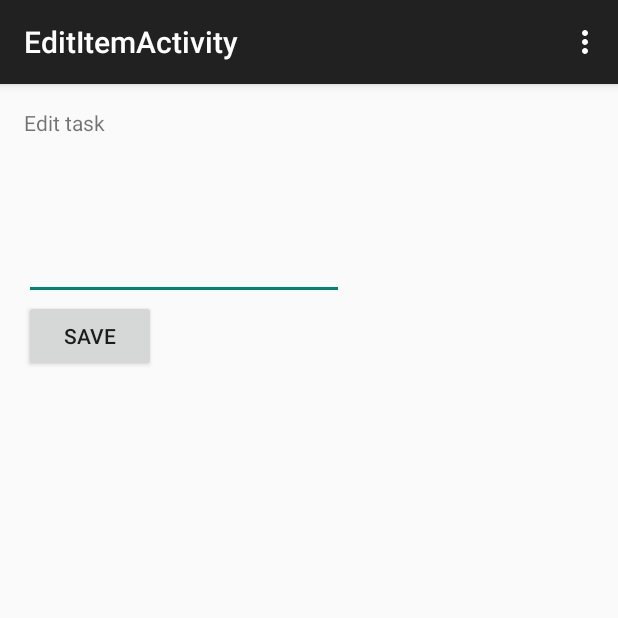
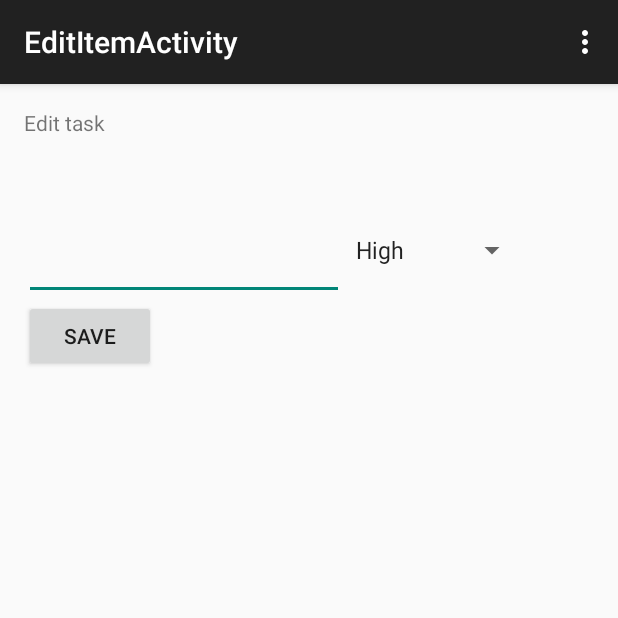
Before and after one commit to Shomari/toDo, an Android app: the EditItemActivity screen opened directly, with no data from a screen before it, on a phone screen of 412 x 824 dp, the top half of it. Run offline under Robolectric (Android 15) with nearby library versions, the phone set to English and light mode, and no system bars; 2 statements that could not run were skipped.

Commit message:
added edit priority functionality

```diff
--- a/app/src/main/java/com/sewing/todo/EditItemActivity.java
+++ b/app/src/main/java/com/sewing/todo/EditItemActivity.java
@@ -4,24 +4,55 @@ import android.content.Intent;
 import android.support.v7.app.ActionBarActivity;
 import android.os.Bundle;
 import android.support.v7.app.AppCompatActivity;
+import android.util.Log;
 import android.view.Menu;
 import android.view.MenuItem;
 import android.view.View;
+import android.widget.ArrayAdapter;
 import android.widget.EditText;
+import android.widget.Spinner;
 
 public class EditItemActivity extends AppCompatActivity {
 
     EditText etEdit;
+    Spinner priority;
 
     @Override
     protected void onCreate(Bundle savedInstanceState) {
         super.onCreate(savedInstanceState);
         setContentView(R.layout.activity_edit_item);
         String update =  getIntent().getStringExtra("item");
+        String pri = getIntent().getStringExtra("priority");
         etEdit = (EditText) findViewById(R.id.etEdit);
         etEdit.setText(update);
         etEdit.setSelection(etEdit.getText().length());
         etEdit.requestFocus();
+//
+        priority = (Spinner) findViewById(R.id.editSpinner);
+
+        ArrayAdapter<CharSequence> adapter = ArrayAdapter.createFromResource(this,
+                R.array.priority, android.R.layout.simple_spinner_item);
+        // Specify the layout to use when the list of choices appears
+        adapter.setDropDownViewResource(android.R.layout.simple_spinner_dropdown_item);
+        // Apply the adapter to the spinner
+
+
+        priority.setAdapter(adapter);
+        setPriorityDefault(priority, pri);
+
+//        priority.getSelected
+    }
+
+    private void setPriorityDefault(Spinner priority, String pri) {
+        Log.d("start", "starting");
+        if (pri.equals("Low")){
+            priority.setSelection(0);
+        } else if (pri.equals("Medium")){
+            priority.setSelection(1);
+        } else {
+            priority.setSelection(2);
+        }
+
     }
 
     @Override
@@ -50,10 +81,12 @@ public class EditItemActivity extends AppCompatActivity {
         //take value of string
         //save it as new value of string in that position
         EditText etEdit = (EditText) findViewById(R.id.etEdit);
+        Spinner spinner = (Spinner) findViewById(R.id.editSpinner);
         int position = getIntent().getExtras().getInt("position");
         Intent data = new Intent();
         data.putExtra("update", etEdit.getText().toString());
         data.putExtra("code", 200);
+        data.putExtra("priority", spinner.getSelectedItem().toString());
         data.putExtra("position", position);
 
         setResult(RESULT_OK, data);
--- a/app/src/main/res/layout/activity_edit_item.xml
+++ b/app/src/main/res/layout/activity_edit_item.xml
@@ -35,4 +35,13 @@
         android:layout_below="@+id/textView"
         android:layout_alignParentLeft="true"
         android:layout_alignParentStart="true" />
+
+    <Spinner
+        android:layout_width="wrap_content"
+        android:layout_height="wrap_content"
+        android:id="@+id/editSpinner"
+        android:layout_alignTop="@+id/etEdit"
+        android:layout_toRightOf="@+id/etEdit"
+        android:layout_toEndOf="@+id/etEdit"
+        android:spinnerMode="dropdown" />
 </RelativeLayout>
```
Also changed, not shown: app/src/main/java/com/sewing/todo/MainActivity.java (+7 -2 lines).
